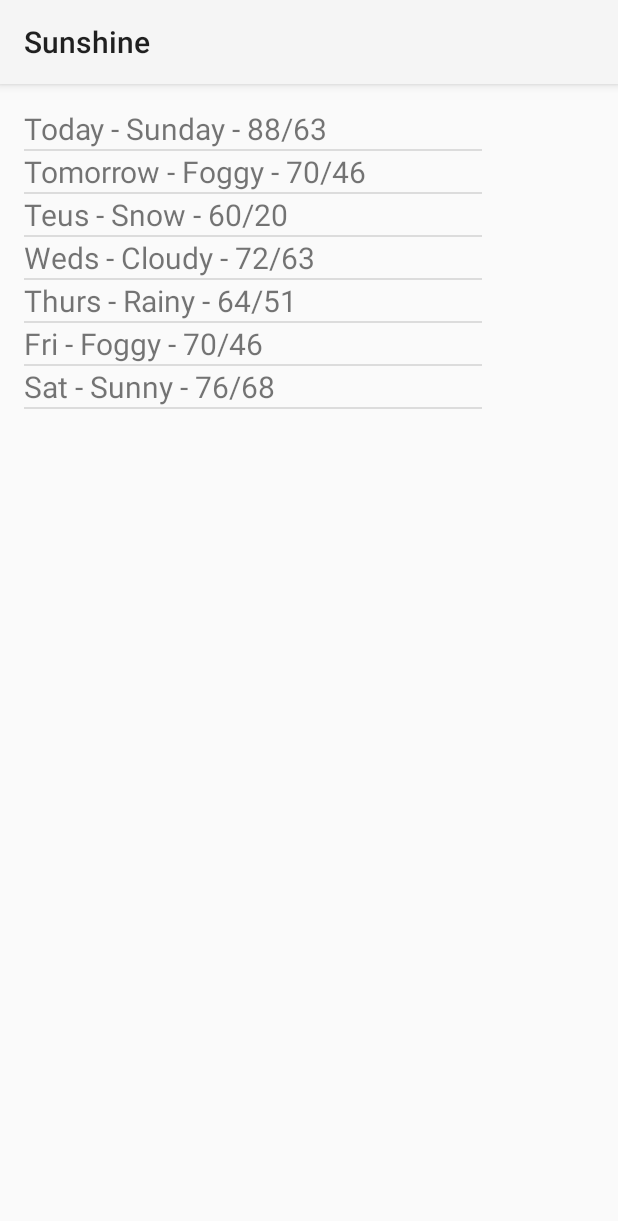
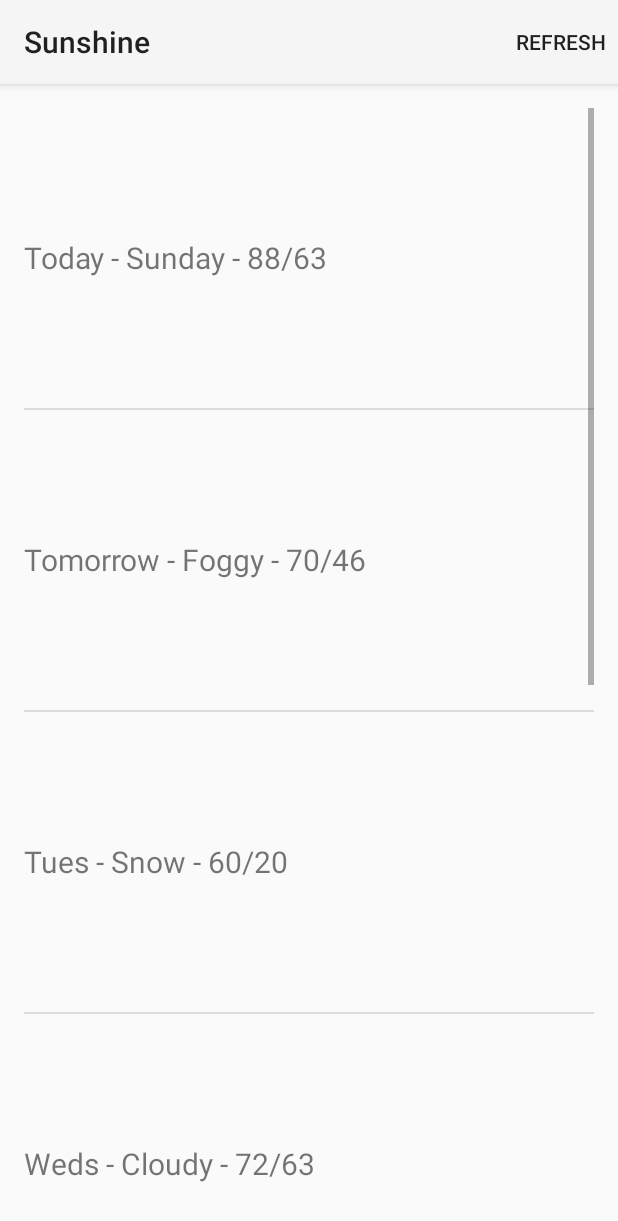
Before and after one commit to akshaynhegde/SunshineAndroid, an Android app: the fragment ForecastFragment shown on its own in the app's theme, on a phone screen of 412 x 824 dp. Shown: the top 1221 px of the screen. Run offline under Robolectric (Android 15) with nearby library versions, the phone set to English and light mode, and no system bars.

Commit message:
tried recreating the textView fragment for the listView

```diff
--- a/Sunshine/app/src/main/java/com/example/akshay/sunshine/ForecastFragment.java
+++ b/Sunshine/app/src/main/java/com/example/akshay/sunshine/ForecastFragment.java
@@ -31,6 +31,13 @@ public class ForecastFragment extends Fragment {
     }
 
     @Override
+    public void onCreate(android.os.Bundle savedInstanceState) {
+        super.onCreate(savedInstanceState);
+
+        setHasOptionsMenu(true);
+    }
+
+    @Override
     public View onCreateView(LayoutInflater inflater, ViewGroup container,
                              Bundle savedInstanceState) {
 
@@ -39,7 +46,7 @@ public class ForecastFragment extends Fragment {
         String[] strings = {
                 "Today - Sunday - 88/63",
                 "Tomorrow - Foggy - 70/46",
-                "Teus - Snow - 60/20",
+                "Tues - Snow - 60/20",
                 "Weds - Cloudy - 72/63",
                 "Thurs - Rainy - 64/51",
                 "Fri - Foggy - 70/46",
@@ -56,6 +63,11 @@ public class ForecastFragment extends Fragment {
         foreCastListView.setAdapter(listAdapter);
 
         return rootView;
+    }
+
+    @Override
+    public void onCreateOptionsMenu(android.view.Menu menu, android.view.MenuInflater inflater) {
+        inflater.inflate(R.menu.forecastfragment,menu);
     }
 }
 
--- a/Sunshine/app/src/main/res/layout/fragment_main.xml
+++ b/Sunshine/app/src/main/res/layout/fragment_main.xml
@@ -8,9 +8,9 @@
     android:id="@+id/listView_forecast_layout">
 
     <ListView
-        android:layout_width="305dp"
-        android:layout_height="508dp"
+        android:layout_width="match_parent"
+        android:layout_height="match_parent"
         android:id="@+id/listview_forecast"
-        android:layout_gravity="left|top"
-        android:minHeight="@dimen/abc_action_button_min_height_material" />
+        android:layout_gravity="bottom|left|right|top"
+        android:minHeight="100dp" />
 </FrameLayout>
--- a/Sunshine/app/src/main/res/layout/list_item_forecast.xml
+++ b/Sunshine/app/src/main/res/layout/list_item_forecast.xml
@@ -1,7 +1,16 @@
 <?xml version="1.0" encoding="utf-8"?>
-<TextView xmlns:android="http://schemas.android.com/apk/res/android"
-    android:layout_width="match_parent" android:layout_height="match_parent"
-    android:id="@+id/list_item_forecast_text_view"
-    android:textSize="@dimen/abc_text_size_title_material">
+<LinearLayout xmlns:android="http://schemas.android.com/apk/res/android"
+    android:orientation="vertical" android:layout_width="match_parent"
+    android:layout_height="match_parent"
+    android:id="@+id/list_item_forecast_layout">
 
-</TextView>
+    <TextView
+        android:layout_width="match_parent"
+        android:layout_height="wrap_content"
+        android:text="New Text"
+        android:id="@+id/list_item_forecast_text_view"
+        android:layout_gravity="center_horizontal"
+        android:gravity="center_vertical"
+        android:textSize="@dimen/abc_text_size_title_material"
+        android:minHeight="200dp" />
+</LinearLayout>
--- /dev/null
+++ b/Sunshine/app/src/main/res/menu/forecastfragment.xml
@@ -0,0 +1,8 @@
+<?xml version="1.0" encoding="utf-8"?>
+<menu xmlns:android="http://schemas.android.com/apk/res/android">
+    <item   android:id="@+id/action_refresh"
+            android:title="@string/action_refresh"
+            android:orderInCategory="100"
+            android:showAsAction="ifRoom|withText" />
+
+</menu>
--- a/Sunshine/app/src/main/res/menu/menu_main.xml
+++ b/Sunshine/app/src/main/res/menu/menu_main.xml
@@ -2,5 +2,5 @@
     xmlns:app="http://schemas.android.com/apk/res-auto"
     xmlns:tools="http://schemas.android.com/tools" tools:context=".MainActivity">
     <item android:id="@+id/action_settings" android:title="@string/action_settings"
-        android:orderInCategory="100" app:showAsAction="never" />
+        android:orderInCategory="100" app:showAsAction="always" />
 </menu>
--- a/Sunshine/app/src/main/res/values/strings.xml
+++ b/Sunshine/app/src/main/res/values/strings.xml
@@ -9,5 +9,6 @@
     <string name="deegreestext2">8˚</string>
     <string name="dummyImageName">dummyImage</string>
     <string name="weatherImageText">weatherImage</string>
+    <string name="action_refresh">Refresh</string>
 
 </resources>
```
Also changed, not shown: 1 other file.
